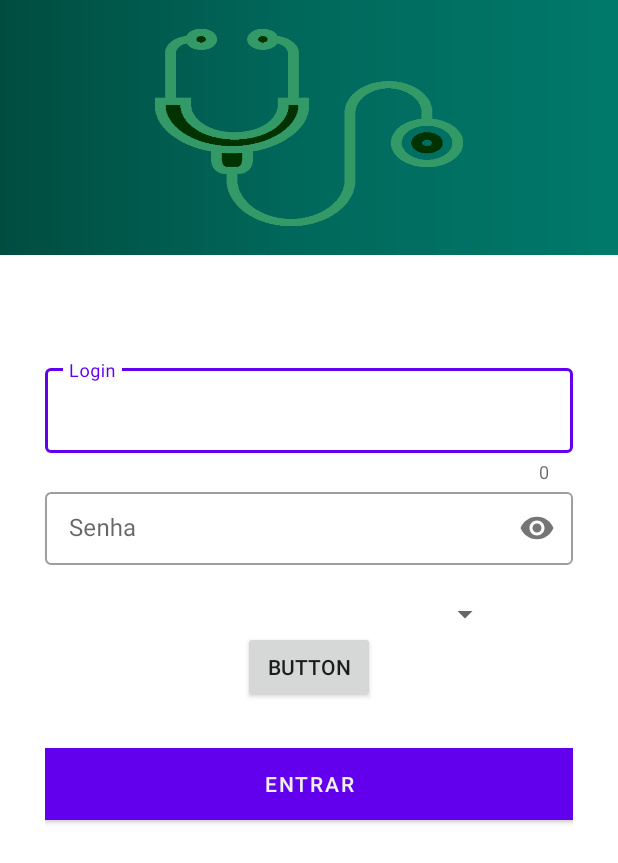
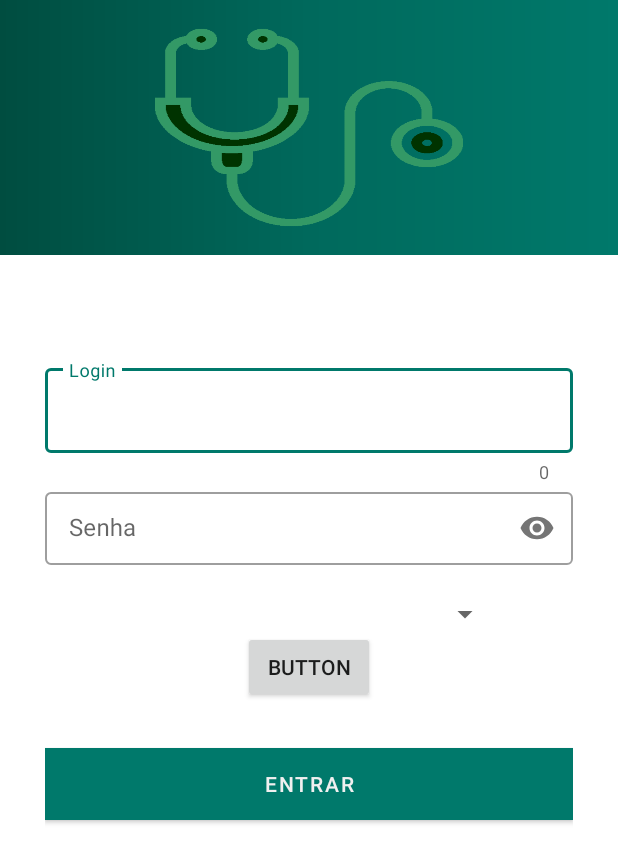
Before and after one commit to Gustavhr/APPTCC, an Android app: the screen it shows after launch (MainActivity), on a phone screen of 412 x 824 dp. Shown: the top 863 px of the screen. Run offline under Robolectric (Android 15) with nearby library versions, the light colour scheme and no system bars; our stand-ins replace Room's generated code.

Commit message:
Ajustes de layout

```diff
--- a/app/src/main/AndroidManifest.xml
+++ b/app/src/main/AndroidManifest.xml
@@ -8,7 +8,7 @@
         android:label="@string/app_name"
         android:roundIcon="@mipmap/ic_launcher_round"
         android:supportsRtl="true"
-        android:theme="@style/Theme.MaterialComponents.Light.NoActionBar">
+        android:theme="@style/AppTheme">
         <activity android:name=".Activity.HomeMedicao"></activity>
         <activity android:name=".Activity.HomeCadastroMedicao" />
         <activity android:name=".Activity.HomeCadastroPaciente" />
--- a/app/src/main/java/com/example/app/Activity/HomeCadastroUser.java
+++ b/app/src/main/java/com/example/app/Activity/HomeCadastroUser.java
@@ -40,11 +40,11 @@ public class HomeCadastroUser extends AppCompatActivity {
             txt_username = (EditText) findViewById(R.id.txt_userlogin);
             txt_senha = (EditText) findViewById(R.id.txt_usersenha);
             txt_senha2 = (EditText) findViewById(R.id.txt_usersenha2);
-            floating = findViewById(R.id.floatingcadastrouser);
+            bt_registrar = findViewById(R.id.floatingcadastrouser);
             txt_nome = (EditText) findViewById(R.id.txt_usernome);
             txt_email = (EditText) findViewById(R.id.txt_useremail);
             user.setAdapter(adapter);
-            floating.setOnClickListener(new View.OnClickListener() {
+            bt_registrar.setOnClickListener(new View.OnClickListener() {
                 @Override
                 public void onClick(View v) {
 
--- a/app/src/main/res/layout/activity_main.xml
+++ b/app/src/main/res/layout/activity_main.xml
@@ -6,6 +6,7 @@
     android:layout_height="match_parent"
     tools:context=".Activity.MainActivity">
 
+    <!--    Barra de ferramentas    -->
     <androidx.appcompat.widget.Toolbar
         android:id="@+id/toolbar4"
         android:layout_width="match_parent"
@@ -77,14 +78,6 @@
                 android:layout_centerHorizontal="true"
                 android:id="@+id/txt_mainsenha"/>
 
-            <ScrollView
-                android:layout_width="match_parent"
-                android:layout_height="match_parent"
-                app:layout_constraintBottom_toBottomOf="parent"
-                app:layout_constraintEnd_toEndOf="parent"
-                app:layout_constraintStart_toStartOf="parent"
-                app:layout_constraintTop_toTopOf="parent"></ScrollView>
-
         </com.google.android.material.textfield.TextInputLayout>
 
     <!--    Spinner     -->
@@ -98,6 +91,7 @@
             style="@style/Widget.AppCompat.Light.DropDownItem.Spinner"
             android:textAlignment="center"
             />
+
     <!--    Botão doido do Gustavo -->
         <Button
             android:id="@+id/button"
@@ -119,16 +113,5 @@
             android:layout_marginTop="30dp"
             tools:layout_editor_absoluteX="136dp"/>
 
-<!--        <Button-->
-<!--            android:id="@+id/btnmainlogin"-->
-<!--            android:layout_width="match_parent"-->
-<!--            android:layout_height="wrap_content"-->
-<!--            android:text="Entrar"-->
-<!--            android:background="@drawable/header"-->
-<!--            android:textColor="#f0f0f0"-->
-<!--            android:layout_marginTop="30dp"-->
-<!--            android:layout_centerHorizontal="true"-->
-<!--            tools:layout_editor_absoluteX="136dp" />-->
-
     </LinearLayout>
 </RelativeLayout>
--- a/app/src/main/res/values/styles.xml
+++ b/app/src/main/res/values/styles.xml
@@ -7,6 +7,7 @@
         <item name="colorPrimaryDark">@color/color1</item>
         <item name="colorAccent">@color/color3</item>
 
+        <item name="android:statusBarColor">@color/color3</item>
     </style>
 
 </resources>
```
Also changed, not shown: app/src/main/res/layout/activity_home_cadastro_user.xml (+36 -17 lines).
